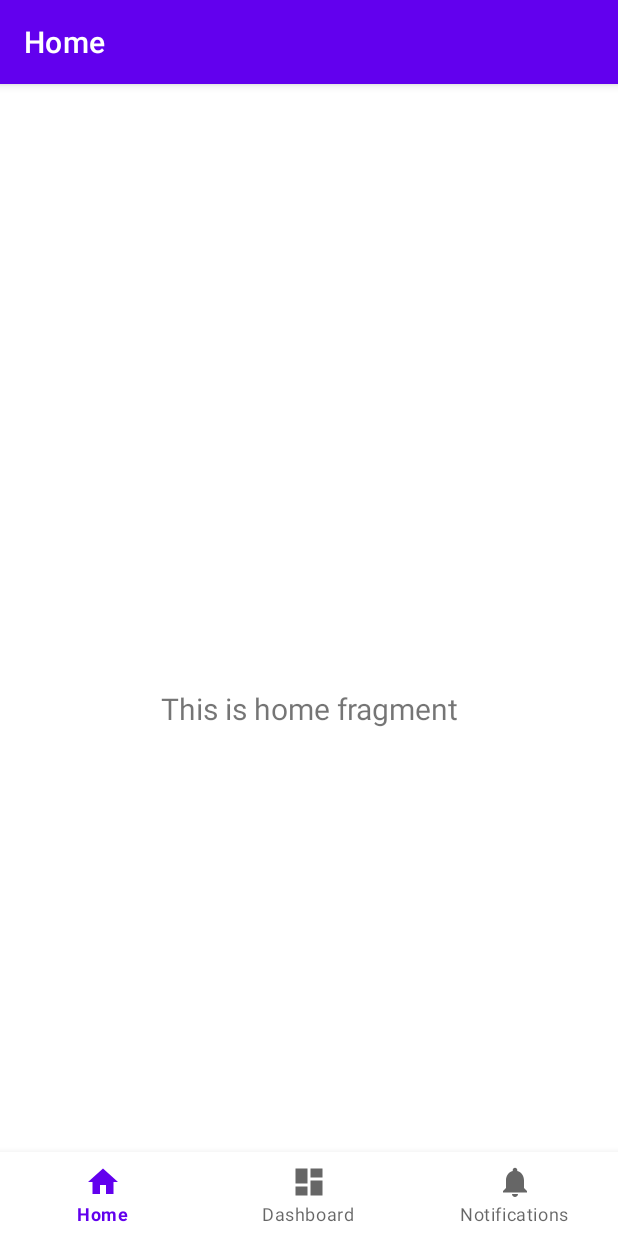
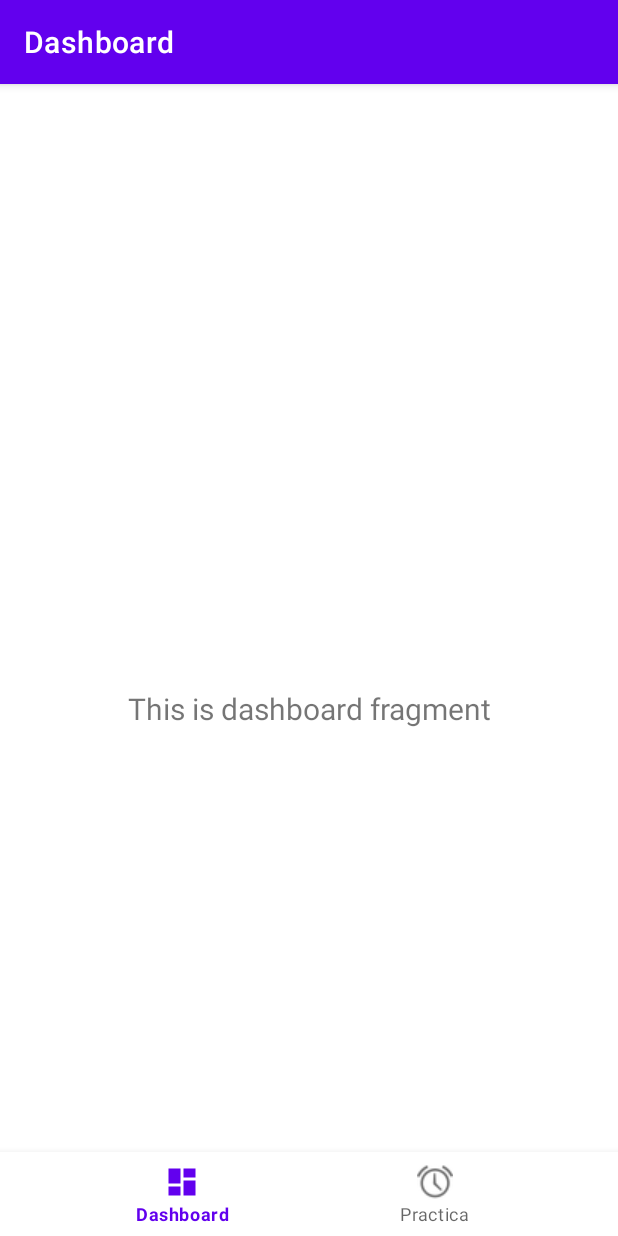
Before and after one commit to jlgallego99/AndroidPracticeTracker, an Android app: the screen it shows after launch (MainActivity), on a phone screen of 412 x 824 dp. Run offline under Robolectric (Android 15) with nearby library versions, the phone set to English and light mode, and no system bars; our stand-ins replace navigation-ui.

Commit message:
Navegacion entre fragments

```diff
--- a/app/src/main/java/com/example/androidpracticetracker/MainActivity.java
+++ b/app/src/main/java/com/example/androidpracticetracker/MainActivity.java
@@ -27,7 +27,7 @@ public class MainActivity extends AppCompatActivity {
         // Passing each menu ID as a set of Ids because each
         // menu should be considered as top level destinations.
         AppBarConfiguration appBarConfiguration = new AppBarConfiguration.Builder(
-                R.id.navigation_home, R.id.navigation_dashboard, R.id.navigation_notifications)
+                R.id.navigation_dashboard, R.id.navigation_practica)
                 .build();
         NavController navController = Navigation.findNavController(this, R.id.nav_host_fragment_activity_main);
         NavigationUI.setupActionBarWithNavController(this, navController, appBarConfiguration);
--- a/app/src/main/java/com/example/androidpracticetracker/ui/home/HomeFragment.java
+++ b/app/src/main/java/com/example/androidpracticetracker/ui/practica/PracticaFragment.java
@@ -1,4 +1,4 @@
-package com.example.androidpracticetracker.ui.home;
+package com.example.androidpracticetracker.ui.practica;
 
 import android.os.Bundle;
 import android.view.LayoutInflater;
@@ -10,22 +10,22 @@ import androidx.annotation.NonNull;
 import androidx.fragment.app.Fragment;
 import androidx.lifecycle.ViewModelProvider;
 
-import com.example.androidpracticetracker.databinding.FragmentHomeBinding;
+import com.example.androidpracticetracker.databinding.FragmentPracticaBinding;
 
-public class HomeFragment extends Fragment {
+public class PracticaFragment extends Fragment {
 
-    private FragmentHomeBinding binding;
+    private FragmentPracticaBinding binding;
 
     public View onCreateView(@NonNull LayoutInflater inflater,
                              ViewGroup container, Bundle savedInstanceState) {
-        HomeViewModel homeViewModel =
-                new ViewModelProvider(this).get(HomeViewModel.class);
+        PracticaViewModel practicaViewModel =
+                new ViewModelProvider(this).get(PracticaViewModel.class);
 
-        binding = FragmentHomeBinding.inflate(inflater, container, false);
+        binding = FragmentPracticaBinding.inflate(inflater, container, false);
         View root = binding.getRoot();
 
-        final TextView textView = binding.textHome;
-        homeViewModel.getText().observe(getViewLifecycleOwner(), textView::setText);
+        final TextView textView = binding.textPractica;
+        practicaViewModel.getText().observe(getViewLifecycleOwner(), textView::setText);
         return root;
     }
 
--- a/app/src/main/java/com/example/androidpracticetracker/ui/home/HomeViewModel.java
+++ b/app/src/main/java/com/example/androidpracticetracker/ui/practica/PracticaViewModel.java
@@ -1,16 +1,16 @@
-package com.example.androidpracticetracker.ui.home;
+package com.example.androidpracticetracker.ui.practica;
 
 import androidx.lifecycle.LiveData;
 import androidx.lifecycle.MutableLiveData;
 import androidx.lifecycle.ViewModel;
 
-public class HomeViewModel extends ViewModel {
+public class PracticaViewModel extends ViewModel {
 
     private final MutableLiveData<String> mText;
 
-    public HomeViewModel() {
+    public PracticaViewModel() {
         mText = new MutableLiveData<>();
-        mText.setValue("This is home fragment");
+        mText.setValue("This is Practica fragment");
     }
 
     public LiveData<String> getText() {
--- a/app/src/main/res/layout/fragment_home.xml
+++ /dev/null
@@ -1,22 +0,0 @@
-<?xml version="1.0" encoding="utf-8"?>
-<androidx.constraintlayout.widget.ConstraintLayout xmlns:android="http://schemas.android.com/apk/res/android"
-    xmlns:app="http://schemas.android.com/apk/res-auto"
-    xmlns:tools="http://schemas.android.com/tools"
-    android:layout_width="match_parent"
-    android:layout_height="match_parent"
-    tools:context=".ui.home.HomeFragment">
-
-    <TextView
-        android:id="@+id/text_home"
-        android:layout_width="match_parent"
-        android:layout_height="wrap_content"
-        android:layout_marginStart="8dp"
-        android:layout_marginTop="8dp"
-        android:layout_marginEnd="8dp"
-        android:textAlignment="center"
-        android:textSize="20sp"
-        app:layout_constraintBottom_toBottomOf="parent"
-        app:layout_constraintEnd_toEndOf="parent"
-        app:layout_constraintStart_toStartOf="parent"
-        app:layout_constraintTop_toTopOf="parent" />
-</androidx.constraintlayout.widget.ConstraintLayout>
--- a/app/src/main/res/layout/fragment_notifications.xml
+++ b/app/src/main/res/layout/fragment_practica.xml
@@ -4,10 +4,10 @@
     xmlns:tools="http://schemas.android.com/tools"
     android:layout_width="match_parent"
     android:layout_height="match_parent"
-    tools:context=".ui.notifications.NotificationsFragment">
+    tools:context=".ui.practica.PracticaFragment">
 
     <TextView
-        android:id="@+id/text_notifications"
+        android:id="@+id/text_practica"
         android:layout_width="match_parent"
         android:layout_height="wrap_content"
         android:layout_marginStart="8dp"
--- a/app/src/main/res/menu/bottom_nav_menu.xml
+++ b/app/src/main/res/menu/bottom_nav_menu.xml
@@ -1,19 +1,13 @@
 <?xml version="1.0" encoding="utf-8"?>
 <menu xmlns:android="http://schemas.android.com/apk/res/android">
-
-    <item
-        android:id="@+id/navigation_home"
-        android:icon="@drawable/ic_home_black_24dp"
-        android:title="@string/title_home" />
 
     <item
         android:id="@+id/navigation_dashboard"
         android:icon="@drawable/ic_dashboard_black_24dp"
         android:title="@string/title_dashboard" />
-
     <item
-        android:id="@+id/navigation_notifications"
-        android:icon="@drawable/ic_notifications_black_24dp"
-        android:title="@string/title_notifications" />
+        android:id="@+id/navigation_practica"
+        android:icon="@android:drawable/ic_lock_idle_alarm"
+        android:title="@string/title_practica" />
 
 </menu>
--- a/app/src/main/res/navigation/mobile_navigation.xml
+++ b/app/src/main/res/navigation/mobile_navigation.xml
@@ -3,13 +3,7 @@
     xmlns:app="http://schemas.android.com/apk/res-auto"
     xmlns:tools="http://schemas.android.com/tools"
     android:id="@+id/mobile_navigation"
-    app:startDestination="@+id/navigation_home">
-
-    <fragment
-        android:id="@+id/navigation_home"
-        android:name="com.example.androidpracticetracker.ui.home.HomeFragment"
-        android:label="@string/title_home"
-        tools:layout="@layout/fragment_home" />
+    app:startDestination="@+id/navigation_dashboard">
 
     <fragment
         android:id="@+id/navigation_dashboard"
@@ -18,8 +12,9 @@
         tools:layout="@layout/fragment_dashboard" />
 
     <fragment
-        android:id="@+id/navigation_notifications"
-        android:name="com.example.androidpracticetracker.ui.notifications.NotificationsFragment"
-        android:label="@string/title_notifications"
-        tools:layout="@layout/fragment_notifications" />
+        android:id="@+id/navigation_practica"
+        android:name="com.example.androidpracticetracker.ui.practica.PracticaFragment"
+        android:label="@string/title_practica"
+        tools:layout="@layout/fragment_practica" />
+
 </navigation>
--- a/app/src/main/res/values/strings.xml
+++ b/app/src/main/res/values/strings.xml
@@ -1,6 +1,5 @@
 <resources>
     <string name="app_name">AndroidPracticeTracker</string>
-    <string name="title_home">Home</string>
+    <string name="title_practica">Practica</string>
     <string name="title_dashboard">Dashboard</string>
-    <string name="title_notifications">Notifications</string>
 </resources>
```
Also changed, not shown: app/src/main/java/com/example/androidpracticetracker/ui/notifications/NotificationsFragment.java (deleted, +0 -37 lines), app/src/main/java/com/example/androidpracticetracker/ui/notifications/NotificationsViewModel.java (deleted, +0 -19 lines).
